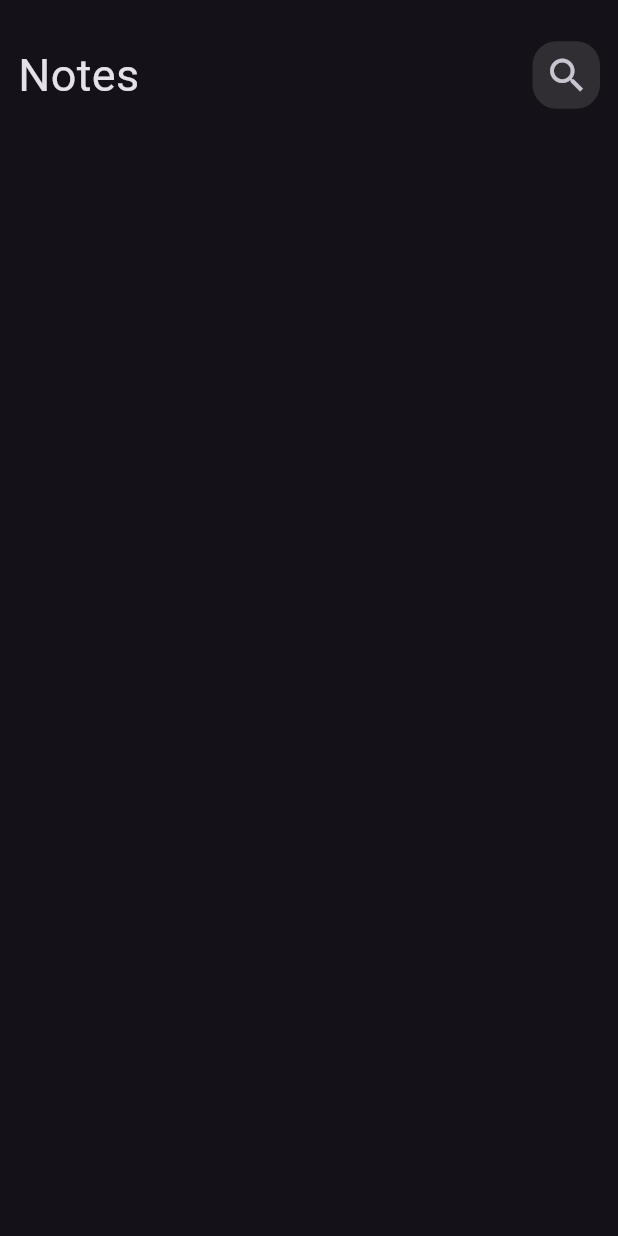
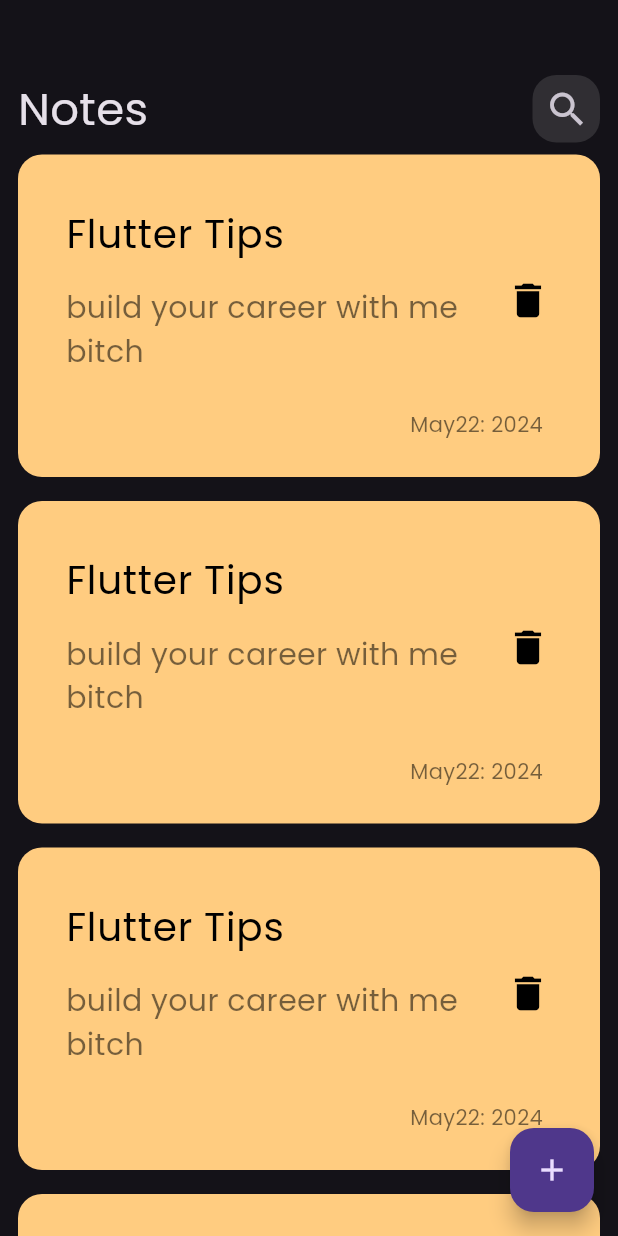
Before and after one commit to MustafaHassan22/note_app, a Flutter app: the screen it shows after launch, on a phone screen of 412 x 824 dp. Run offline on Flutter 3.47's test engine with Material 3 defaults, Android fonts, the phone set to English and light mode, and no system bars.

Commit message:
item list view& floating action button

```diff
--- a/lib/main.dart
+++ b/lib/main.dart
@@ -12,7 +12,10 @@ class NotesApp extends StatelessWidget {
   Widget build(BuildContext context) {
     return MaterialApp(
       debugShowCheckedModeBanner: false,
-      theme: ThemeData.dark(),
+      theme: ThemeData(
+        brightness: Brightness.dark,
+        fontFamily: 'Poppins',
+      ),
       home: const NotesView(),
     );
   }
--- a/lib/views/notes_view.dart
+++ b/lib/views/notes_view.dart
@@ -6,8 +6,12 @@ class NotesView extends StatelessWidget {
 
   @override
   Widget build(BuildContext context) {
-    return const Scaffold(
-      body: NotesViewBody(),
+    return Scaffold(
+      floatingActionButton: FloatingActionButton(
+        onPressed: () {},
+        child: Icon(Icons.add),
+      ),
+      body: const NotesViewBody(),
     );
   }
 }
--- a/lib/views/widgets/custom_appbar.dart
+++ b/lib/views/widgets/custom_appbar.dart
@@ -6,9 +6,7 @@ class CustomAppBar extends StatelessWidget {
 
   @override
   Widget build(BuildContext context) {
-    return SizedBox(
-      height: 100,
-      child: Row(
+    return const Row(
       mainAxisAlignment: MainAxisAlignment.spaceBetween,
       children: [
         Text(
@@ -17,7 +15,6 @@ class CustomAppBar extends StatelessWidget {
         ),
         CustomSearchIcon()
       ],
-      ),
     );
   }
 }
--- /dev/null
+++ b/lib/views/widgets/custome_note_item.dart
@@ -0,0 +1,46 @@
+import 'package:flutter/material.dart';
+
+class NoteItem extends StatelessWidget {
+  const NoteItem({super.key});
+
+  @override
+  Widget build(BuildContext context) {
+    return Container(
+      padding: const EdgeInsets.only(top: 25, bottom: 25, left: 16),
+      decoration: BoxDecoration(
+        color: const Color(0xffFFCC80),
+        borderRadius: BorderRadius.circular(16),
+      ),
+      child: Column(
+        crossAxisAlignment: CrossAxisAlignment.end,
+        children: [
+          ListTile(
+            title: const Text(
+              'Flutter Tips',
+              style: TextStyle(color: Colors.black, fontSize: 26),
+            ),
+            subtitle: const Padding(
+              padding: EdgeInsets.only(top: 16, bottom: 16),
+              child: Text(
+                'build your career with me bitch',
+                style: TextStyle(color: Colors.black54, fontSize: 20),
+              ),
+            ),
+            trailing: IconButton(
+                onPressed: () {},
+                icon: const Icon(size: 30, Icons.delete, color: Colors.black)),
+          ),
+          const Padding(
+            padding: EdgeInsets.only(right: 38),
+            child: Text(
+              'May22: 2024',
+              style: TextStyle(
+                color: Colors.black54,
+              ),
+            ),
+          )
+        ],
+      ),
+    );
+  }
+}
--- /dev/null
+++ b/lib/views/widgets/note_list_view.dart
@@ -0,0 +1,16 @@
+import 'package:flutter/material.dart';
+import 'package:note_app/views/widgets/custome_note_item.dart';
+
+class NotesListView extends StatelessWidget {
+  const NotesListView({super.key});
+
+  @override
+  Widget build(BuildContext context) {
+    return ListView.builder(itemBuilder: (context, index) {
+      return const Padding(
+        padding: EdgeInsets.symmetric(vertical: 8),
+        child: NoteItem(),
+      );
+    });
+  }
+}
--- a/lib/views/widgets/notes_view_body.dart
+++ b/lib/views/widgets/notes_view_body.dart
@@ -1,5 +1,6 @@
 import 'package:flutter/material.dart';
 import 'package:note_app/views/widgets/custom_appbar.dart';
+import 'package:note_app/views/widgets/note_list_view.dart';
 
 class NotesViewBody extends StatelessWidget {
   const NotesViewBody({super.key});
@@ -10,7 +11,11 @@ class NotesViewBody extends StatelessWidget {
       padding: EdgeInsets.symmetric(horizontal: 12),
       child: Column(
         children: [
+          SizedBox(
+            height: 50,
+          ),
           CustomAppBar(),
+          Expanded(child: NotesListView()),
         ],
       ),
     );
```
Also changed, not shown: pubspec.yaml (+5 -5 lines), assets/fonts/Poppins-Regular.ttf (added). Lines whose indentation alone changed are shown as unchanged.
